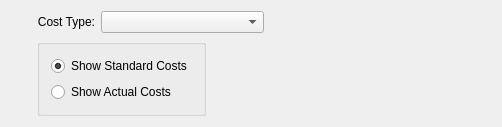
This is guiclient/displays/dspItemCostDetail.ui in discountscott/qt-client as Qt 5 draws it before an edit. The edited form follows.
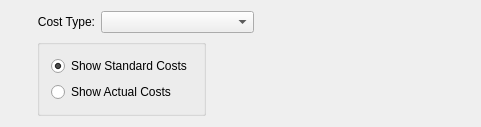
This is the edited form. Custom widgets are drawn as their Qt base class.

The edit to the form file:
```diff
--- a/guiclient/displays/dspItemCostDetail.ui
+++ b/guiclient/displays/dspItemCostDetail.ui
@@ -13,8 +13,8 @@
    <rect>
     <x>0</x>
     <y>0</y>
-    <width>502</width>
-    <height>126</height>
+    <width>481</width>
+    <height>124</height>
    </rect>
   </property>
   <property name="windowTitle">
```
